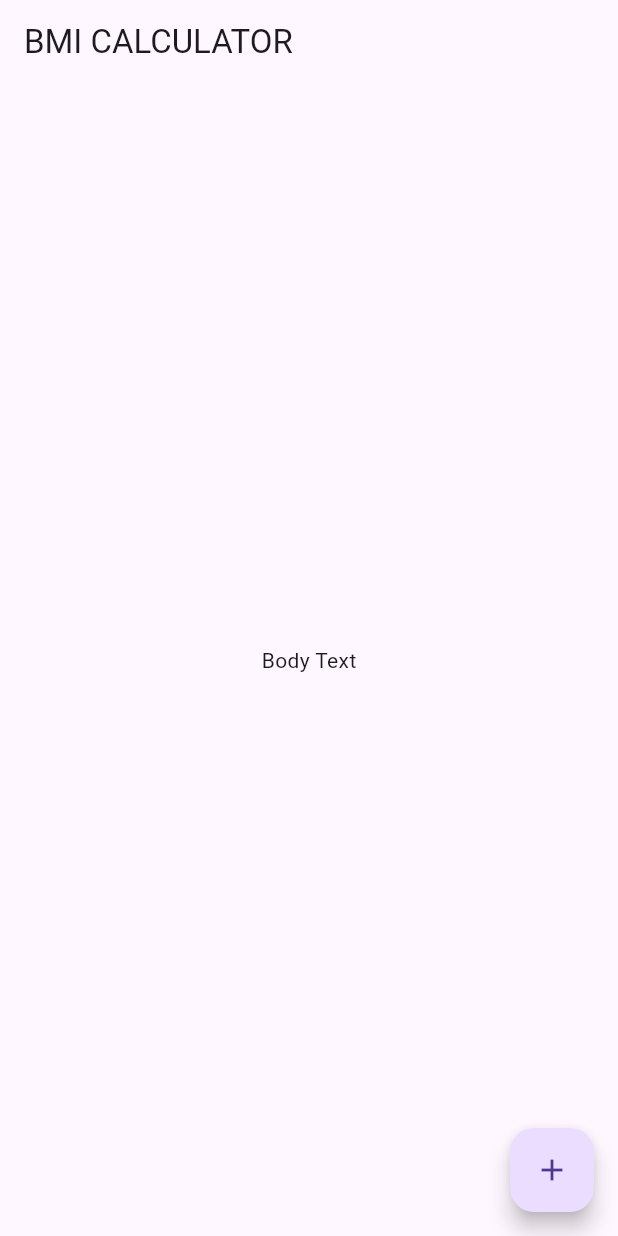
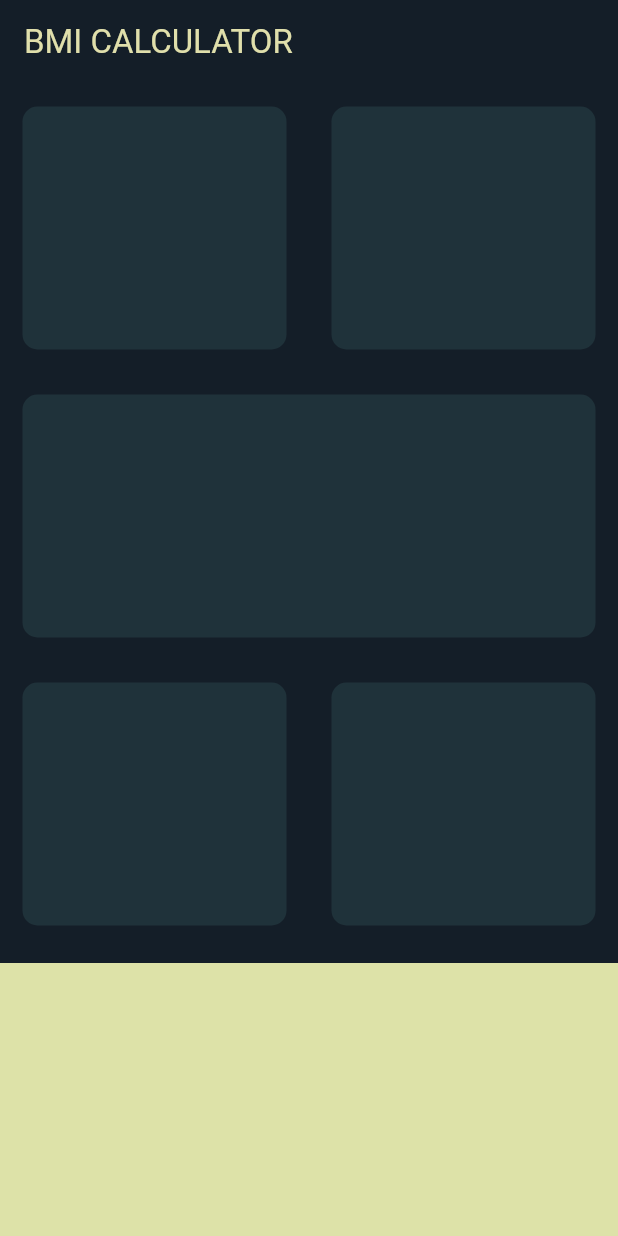
Before and after one commit to mo77a-hub/Flutter-Development-Bootcamp-with-Dart, a Flutter app: the screen it shows after launch, on a phone screen of 412 x 824 dp. Run offline on Flutter 3.47's test engine with Material 3 defaults, Android fonts, the phone set to English and light mode, and no system bars; our stand-ins replace audioplayers, font_awesome_flutter, rflutter_alert; missing offline and left inert: dart:ffi.

Commit message:
added the initial layout of the app
create the first layout of  the  app that is gonna be the foundation of the app

```diff
--- /dev/null
+++ b/bmi_calculator/lib/input_page.dart
@@ -0,0 +1,73 @@
+import 'package:flutter/material.dart';
+import 'package:font_awesome_flutter/font_awesome_flutter.dart';
+
+const bottomContainerHeight = 5.0;
+const activeContainerColor = Color(0xFF1F323A);
+const bottomContainerColor = Color(0xFFDDE2A8);
+
+class InputPage extends StatefulWidget {
+  @override
+  _InputPageState createState() => _InputPageState();
+}
+
+class _InputPageState extends State<InputPage> {
+  @override
+  Widget build(BuildContext context) {
+    return Scaffold(
+      appBar: AppBar(title: Text('BMI CALCULATOR')),
+      body: Column(
+        children: [
+          Expanded(
+            child: Row(
+              children: <Widget>[
+                Expanded(
+                  child: ReusableCard(
+                    colour: activeContainerColor,
+                    cardChild: Column(
+                      children: <Widget>[Icon(FontAwesomeIcons.mars)],
+                    ),
+                  ),
+                ),
+                Expanded(child: ReusableCard(colour: activeContainerColor)),
+              ],
+            ),
+          ),
+          Expanded(child: ReusableCard(colour: activeContainerColor)),
+          Expanded(
+            child: Row(
+              children: <Widget>[
+                Expanded(child: ReusableCard(colour: activeContainerColor)),
+                Expanded(child: ReusableCard(colour: activeContainerColor)),
+              ],
+            ),
+          ),
+          Expanded(
+            child: Container(
+              color: bottomContainerColor,
+              margin: EdgeInsets.only(top: 10.0),
+              width: double.infinity,
+            ),
+          ),
+        ],
+      ),
+    );
+  }
+}
+
+class ReusableCard extends StatelessWidget {
+  ReusableCard({required this.colour, this.cardChild});
+
+  final Color colour;
+  final Widget? cardChild;
+
+  @override
+  Widget build(BuildContext context) {
+    return Container(
+      margin: EdgeInsets.all(15.0),
+      decoration: BoxDecoration(
+        color: colour,
+        borderRadius: BorderRadius.circular(10.0),
+      ),
+    );
+  }
+}
--- a/bmi_calculator/lib/main.dart
+++ b/bmi_calculator/lib/main.dart
@@ -1,4 +1,5 @@
 import 'package:flutter/material.dart';
+import 'input_page.dart';
 
 void main() => runApp(BMICalculator());
 
@@ -6,29 +7,19 @@ class BMICalculator extends StatelessWidget {
   @override
   Widget build(BuildContext context) {
     return MaterialApp(
+      theme: ThemeData.dark().copyWith(
+        floatingActionButtonTheme: FloatingActionButtonThemeData(
+          foregroundColor: Color(0xFF141E28),
+          backgroundColor: Color(0xFFE0DFAB),
+        ),
+        scaffoldBackgroundColor: Color(0xFF141E28),
+        appBarTheme: AppBarTheme(
+          backgroundColor: Color(0xFF141E28),
+          foregroundColor: Color(0xFFE0DFAB),
+        ),
+        textTheme: TextTheme(bodyMedium: TextStyle(color: Color(0xFFE0DFAB))),
+      ),
       home: InputPage(),
     );
   }
 }
-
-class InputPage extends StatefulWidget {
-  @override
-  _InputPageState createState() => _InputPageState();
-}
-
-class _InputPageState extends State<InputPage> {
-  @override
-  Widget build(BuildContext context) {
-    return Scaffold(
-      appBar: AppBar(
-        title: Text('BMI CALCULATOR'),
-      ),
-      body: Center(
-        child: Text('Body Text'),
-      ),
-      floatingActionButton: FloatingActionButton(
-        child: Icon(Icons.add),
-      ),
-    );
-  }
-}
--- a/bmi_calculator/pubspec.yaml
+++ b/bmi_calculator/pubspec.yaml
@@ -34,6 +34,7 @@ dependencies:
   # The following adds the Cupertino Icons font to your application.
   # Use with the CupertinoIcons class for iOS style icons.
   cupertino_icons: ^1.0.8
+  font_awesome_flutter: ^11.0.0
 
 dev_dependencies:
   flutter_test:
```
Also changed, not shown: bmi_calculator/pubspec.lock.
